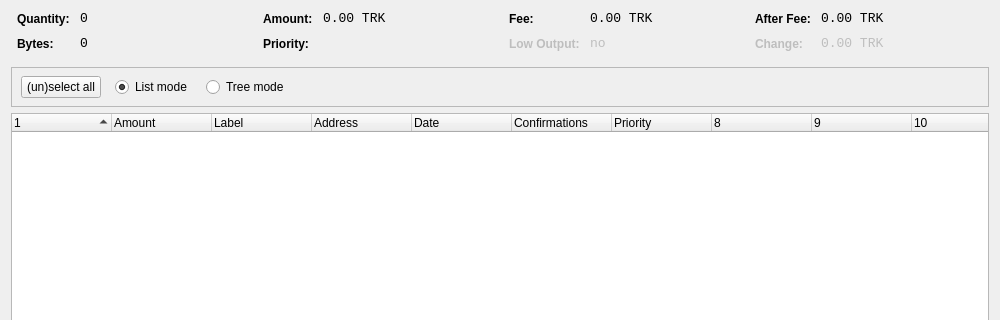
truckit/Truckcoin, file src/qt/forms/coincontroldialog.ui: the form before one commit; both pictures show x 0 to 1000 and y 0 to 320 of the 1000 by 500 pixel window.
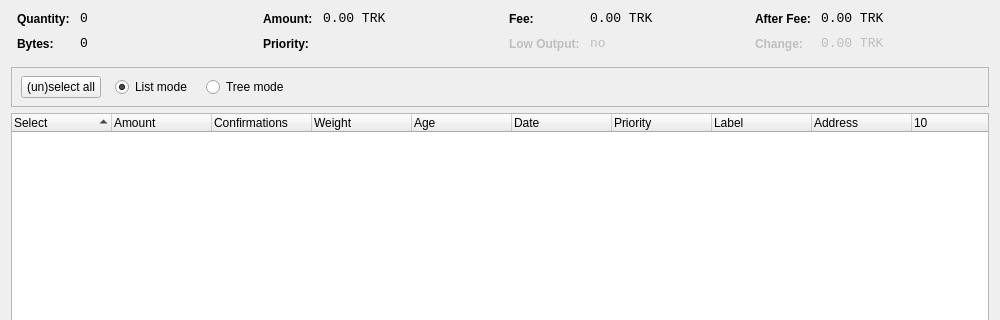
The form after the commit. Custom widgets are drawn as their Qt base class.

Commit message: Weight and age added to coin control

Patch:
```diff
--- a/src/qt/forms/coincontroldialog.ui
+++ b/src/qt/forms/coincontroldialog.ui
@@ -464,7 +464,7 @@
      </attribute>
      <column>
       <property name="text">
-       <string/>
+       <string>Select</string>
       </property>
      </column>
      <column>
@@ -472,22 +472,7 @@
        <string>Amount</string>
       </property>
      </column>
-     <column>
-      <property name="text">
-       <string>Label</string>
-      </property>
-     </column>
-     <column>
-      <property name="text">
-       <string>Address</string>
-      </property>
-     </column>
-     <column>
-      <property name="text">
-       <string>Date</string>
-      </property>
-     </column>
-     <column>
+	 <column>
       <property name="text">
        <string>Confirmations</string>
       </property>
@@ -495,11 +480,36 @@
        <string>Confirmed</string>
       </property>
      </column>
+	 <column>
+      <property name="text">
+       <string>Weight</string>
+      </property>
+     </column>
+	 <column>
+      <property name="text">
+       <string>Age</string>
+      </property>
+     </column>
+     <column>
+      <property name="text">
+       <string>Date</string>
+      </property>
+     </column>
      <column>
       <property name="text">
        <string>Priority</string>
       </property>
      </column>
+     <column>
+      <property name="text">
+       <string>Label</string>
+      </property>
+     </column>
+     <column>
+      <property name="text">
+       <string>Address</string>
+      </property>
+     </column>
      <column>
       <property name="text">
        <string/>
```
The commit also changes 7 other files.
